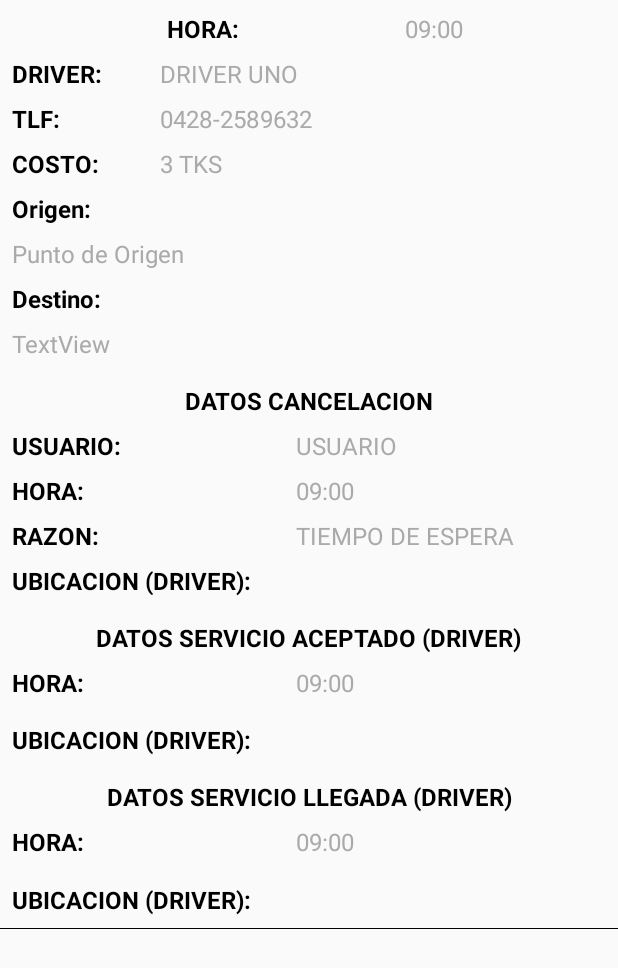
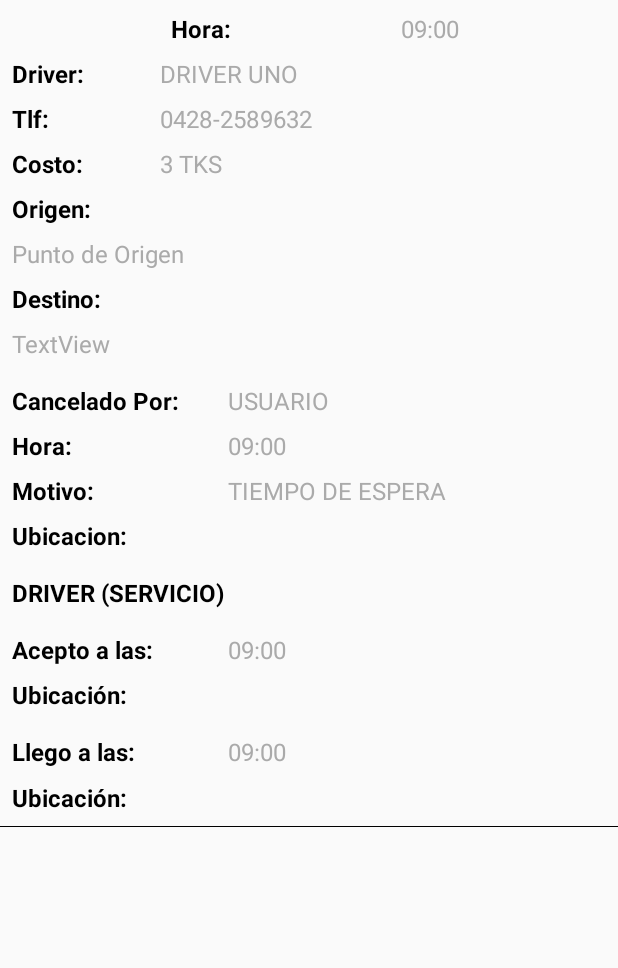
Before and after one commit to cablancob/EstatusViajes, an Android app: the layout detallerider.xml on its own in the app's theme, with its tools: preview values and no code run, on a phone screen of 412 x 824 dp. Shown: the top 968 px of the screen. Run offline under Robolectric (Android 15) with nearby library versions, the phone set to English and light mode, and no system bars.

Commit message:
inclusion estatus cancelados - Graficos

```diff
--- a/app/src/main/java/com/taksio/servicestatus/DetalleViaje.kt
+++ b/app/src/main/java/com/taksio/servicestatus/DetalleViaje.kt
@@ -128,7 +128,6 @@ class RiderAdaptador(val viaje: MutableList<ViajeRiderDetalle>) : RecyclerView.A
             if (dato.supply_arrive_location != null) {
                 holder.view.aceptH.text = dato.supply_arrive_time
             } else {
-                holder.view.llegoT.visibility = View.GONE
                 holder.view.llegoH.visibility = View.GONE
                 holder.view.llegoHT.visibility = View.GONE
                 holder.view.llegoLT.visibility = View.GONE
@@ -138,7 +137,6 @@ class RiderAdaptador(val viaje: MutableList<ViajeRiderDetalle>) : RecyclerView.A
     }
 
     fun ocultar_cancelados(holder: RiderViewHolder) {
-        holder.view.tituloCancelacion.visibility = View.GONE
         holder.view.cancelUT.visibility = View.GONE
         holder.view.cancelU.visibility = View.GONE
         holder.view.cancelHT.visibility = View.GONE
@@ -150,7 +148,6 @@ class RiderAdaptador(val viaje: MutableList<ViajeRiderDetalle>) : RecyclerView.A
         holder.view.aceptHT.visibility = View.GONE
         holder.view.aceptH.visibility = View.GONE
         holder.view.aceptLT.visibility = View.GONE
-        holder.view.llegoT.visibility = View.GONE
         holder.view.llegoHT.visibility = View.GONE
         holder.view.llegoH.visibility = View.GONE
         holder.view.llegoLT.visibility = View.GONE
--- a/app/src/main/java/com/taksio/servicestatus/Modelos.kt
+++ b/app/src/main/java/com/taksio/servicestatus/Modelos.kt
@@ -16,7 +16,7 @@ class ViajesContados(val request_time: String, val completados: String, val noat
 
 class ViajeDetalle(val rider: String, val estatus: String, val count: Int, val fecha: String) : Serializable
 
-class ViajeRiderDetalle(val supply: String, val hora: String, val origen: String, val destino: String, val tks: String, val supply_accept_time: String?, val cancel_reason: String?, val user_cancel: String?, val supply_arrive_time: String?, val supply_arrive_location: String?, val supply_accept_location: String?, val supply_cancel_location: String?, val cancel_time: String?, val estatus: String)
+class ViajeRiderDetalle(val supply: String, val hora: String, val origen: String?, val destino: String?, val tks: String?, val supply_accept_time: String?, val cancel_reason: String?, val user_cancel: String?, val supply_arrive_time: String?, val supply_arrive_location: String?, val supply_accept_location: String?, val supply_cancel_location: String?, val cancel_time: String?, val estatus: String)
 
 class DatosUsuario(val name: String, val email: String, val phone: String)
 
--- a/app/src/main/res/layout/detallerider.xml
+++ b/app/src/main/res/layout/detallerider.xml
@@ -12,7 +12,7 @@
         android:layout_height="wrap_content"
         android:layout_marginStart="8dp"
         android:layout_marginTop="8dp"
-        android:text="HORA:"
+        android:text="Hora:"
         android:textAppearance="@style/Titulos"
         app:layout_constraintEnd_toStartOf="@+id/riderHora"
         app:layout_constraintHorizontal_bias="0.5"
@@ -39,7 +39,7 @@
         android:layout_height="wrap_content"
         android:layout_marginStart="8dp"
         android:layout_marginTop="8dp"
-        android:text="DRIVER: "
+        android:text="Driver: "
         app:layout_constraintStart_toStartOf="parent"
         app:layout_constraintTop_toBottomOf="@+id/riderTitulo" />
 
@@ -61,7 +61,7 @@
         android:layout_height="wrap_content"
         android:layout_marginStart="8dp"
         android:layout_marginTop="8dp"
-        android:text="TLF: "
+        android:text="Tlf: "
         app:layout_constraintStart_toStartOf="parent"
         app:layout_constraintTop_toBottomOf="@+id/driverT" />
 
@@ -84,7 +84,7 @@
         android:layout_height="wrap_content"
         android:layout_marginStart="8dp"
         android:layout_marginTop="8dp"
-        android:text="COSTO: "
+        android:text="Costo: "
         app:layout_constraintStart_toStartOf="parent"
         app:layout_constraintTop_toBottomOf="@+id/telefonoT" />
 
@@ -153,46 +153,35 @@
         android:orientation="vertical"
         app:layout_constraintGuide_percent="0.24" />
 
-    <TextView
-        android:id="@+id/tituloCancelacion"
-        android:layout_width="wrap_content"
-        android:layout_height="wrap_content"
-        android:layout_marginTop="16dp"
-        android:text="DATOS CANCELACION"
-        android:textAppearance="@style/Titulos"
-        app:layout_constraintEnd_toEndOf="parent"
-        app:layout_constraintStart_toStartOf="parent"
-        app:layout_constraintTop_toBottomOf="@+id/ridercontenidoDestino" />
-
 
     <android.support.constraint.Guideline
         android:id="@+id/guideline2"
         android:layout_width="wrap_content"
         android:layout_height="wrap_content"
         android:orientation="vertical"
-        app:layout_constraintGuide_percent="0.46" />
+        app:layout_constraintGuide_percent="0.35" />
 
     <TextView
         android:id="@+id/cancelUT"
         android:layout_width="wrap_content"
         android:layout_height="wrap_content"
         android:layout_marginStart="8dp"
-        android:layout_marginTop="8dp"
-        android:text="USUARIO:"
+        android:layout_marginTop="16dp"
+        android:text="Cancelado Por:"
         android:textAppearance="@style/Titulos"
         app:layout_constraintStart_toStartOf="parent"
-        app:layout_constraintTop_toBottomOf="@+id/tituloCancelacion" />
+        app:layout_constraintTop_toBottomOf="@+id/ridercontenidoDestino" />
 
     <TextView
         android:id="@+id/cancelU"
         android:layout_width="wrap_content"
         android:layout_height="wrap_content"
         android:layout_marginStart="8dp"
-        android:layout_marginTop="8dp"
+        android:layout_marginTop="16dp"
         android:text="USUARIO"
         android:textAppearance="@style/Contenido"
         app:layout_constraintStart_toStartOf="@+id/guideline2"
-        app:layout_constraintTop_toBottomOf="@+id/tituloCancelacion" />
+        app:layout_constraintTop_toBottomOf="@+id/ridercontenidoDestino" />
 
     <TextView
         android:id="@+id/cancelHT"
@@ -200,7 +189,7 @@
         android:layout_height="wrap_content"
         android:layout_marginStart="8dp"
         android:layout_marginTop="8dp"
-        android:text="HORA:"
+        android:text="Hora:"
         android:textAppearance="@style/Titulos"
         app:layout_constraintStart_toStartOf="parent"
         app:layout_constraintTop_toBottomOf="@+id/cancelU" />
@@ -222,7 +211,7 @@
         android:layout_height="wrap_content"
         android:layout_marginStart="8dp"
         android:layout_marginTop="8dp"
-        android:text="RAZON:"
+        android:text="Motivo:"
         android:textAppearance="@style/Titulos"
         app:layout_constraintStart_toStartOf="parent"
         app:layout_constraintTop_toBottomOf="@+id/cancelHT" />
@@ -244,7 +233,7 @@
         android:layout_height="wrap_content"
         android:layout_marginStart="8dp"
         android:layout_marginTop="8dp"
-        android:text="UBICACION (DRIVER):"
+        android:text="Ubicacion:"
         android:textAppearance="@style/Titulos"
         app:layout_constraintStart_toStartOf="parent"
         app:layout_constraintTop_toBottomOf="@+id/cancelRT" />
@@ -255,10 +244,8 @@
         android:layout_height="wrap_content"
         android:layout_marginStart="8dp"
         android:layout_marginTop="16dp"
-        android:layout_marginEnd="8dp"
-        android:text="DATOS SERVICIO ACEPTADO (DRIVER)"
+        android:text="DRIVER (SERVICIO)"
         android:textAppearance="@style/Titulos"
-        app:layout_constraintEnd_toEndOf="parent"
         app:layout_constraintStart_toStartOf="parent"
         app:layout_constraintTop_toBottomOf="@+id/cancelLT" />
 
@@ -267,8 +254,8 @@
         android:layout_width="wrap_content"
         android:layout_height="wrap_content"
         android:layout_marginStart="8dp"
-        android:layout_marginTop="8dp"
-        android:text="HORA:"
+        android:layout_marginTop="16dp"
+        android:text="Acepto a las:"
         android:textAppearance="@style/Titulos"
         app:layout_constraintStart_toStartOf="parent"
         app:layout_constraintTop_toBottomOf="@+id/aceptT" />
@@ -278,7 +265,7 @@
         android:layout_width="wrap_content"
         android:layout_height="wrap_content"
         android:layout_marginStart="8dp"
-        android:layout_marginTop="8dp"
+        android:layout_marginTop="16dp"
         android:text="09:00"
         android:textAppearance="@style/Contenido"
         app:layout_constraintStart_toStartOf="@+id/guideline2"
@@ -289,56 +276,43 @@
         android:layout_width="wrap_content"
         android:layout_height="wrap_content"
         android:layout_marginStart="8dp"
-        android:layout_marginTop="16dp"
-        android:text="UBICACION (DRIVER):"
+        android:layout_marginTop="8dp"
+        android:text="Ubicación:"
         android:textAppearance="@style/Titulos"
         app:layout_constraintStart_toStartOf="parent"
         app:layout_constraintTop_toBottomOf="@+id/aceptHT" />
 
 
     <TextView
-        android:id="@+id/llegoT"
+        android:id="@+id/llegoHT"
         android:layout_width="wrap_content"
         android:layout_height="wrap_content"
         android:layout_marginStart="8dp"
         android:layout_marginTop="16dp"
-        android:layout_marginEnd="8dp"
-        android:text="DATOS SERVICIO LLEGADA (DRIVER)"
+        android:text="Llego a las:"
         android:textAppearance="@style/Titulos"
-        app:layout_constraintEnd_toEndOf="parent"
         app:layout_constraintStart_toStartOf="parent"
         app:layout_constraintTop_toBottomOf="@+id/aceptLT" />
-
-    <TextView
-        android:id="@+id/llegoHT"
-        android:layout_width="wrap_content"
-        android:layout_height="wrap_content"
-        android:layout_marginStart="8dp"
-        android:layout_marginTop="8dp"
-        android:text="HORA:"
-        android:textAppearance="@style/Titulos"
-        app:layout_constraintStart_toStartOf="parent"
-        app:layout_constraintTop_toBottomOf="@+id/llegoT" />
 
     <TextView
         android:id="@+id/llegoH"
         android:layout_width="wrap_content"
         android:layout_height="wrap_content"
         android:layout_marginStart="8dp"
-        android:layout_marginTop="8dp"
+        android:layout_marginTop="16dp"
         android:text="09:00"
         android:textAppearance="@style/Contenido"
         app:layout_constraintStart_toStartOf="@+id/guideline2"
-        app:layout_constraintTop_toBottomOf="@+id/llegoT" />
+        app:layout_constraintTop_toBottomOf="@+id/aceptLT" />
 
     <TextView
         android:id="@+id/llegoLT"
         android:layout_width="wrap_content"
         android:layout_height="wrap_content"
         android:layout_marginStart="8dp"
-        android:layout_marginTop="16dp"
+        android:layout_marginTop="8dp"
         android:layout_marginBottom="8dp"
-        android:text="UBICACION (DRIVER):"
+        android:text="Ubicación:"
         android:textAppearance="@style/Titulos"
         app:layout_constraintBottom_toBottomOf="parent"
         app:layout_constraintStart_toStartOf="parent"
--- a/app/src/main/res/layout/detalleviaje.xml
+++ b/app/src/main/res/layout/detalleviaje.xml
@@ -11,7 +11,7 @@
         android:layout_height="wrap_content"
         android:layout_marginStart="8dp"
         android:layout_marginTop="8dp"
-        android:text="RIDER:"
+        android:text="Rider:"
         app:layout_constraintStart_toStartOf="parent"
         app:layout_constraintTop_toTopOf="parent" />
 
@@ -34,9 +34,9 @@
         android:layout_height="wrap_content"
         android:layout_marginStart="8dp"
         android:layout_marginTop="8dp"
-        android:text="CORREO:"
+        android:text="Correo:"
         app:layout_constraintStart_toStartOf="parent"
-        app:layout_constraintTop_toBottomOf="@+id/tituloRider"/>
+        app:layout_constraintTop_toBottomOf="@+id/tituloRider" />
 
     <TextView
         android:id="@+id/contenidoEmail"
@@ -56,7 +56,7 @@
         android:layout_height="wrap_content"
         android:layout_marginStart="8dp"
         android:layout_marginTop="8dp"
-        android:text="TLF:"
+        android:text="Tlf:"
         app:layout_constraintStart_toStartOf="parent"
         app:layout_constraintTop_toBottomOf="@+id/tituloEmail" />
 
@@ -73,7 +73,6 @@
         app:layout_constraintTop_toBottomOf="@+id/contenidoEmail" />
 
 
-
     <TextView
         android:id="@+id/tituloEstatus"
         style="@style/Titulos"
@@ -81,7 +80,7 @@
         android:layout_height="wrap_content"
         android:layout_marginStart="8dp"
         android:layout_marginTop="8dp"
-        android:text="ESTATUS:"
+        android:text="Estatus:"
         app:layout_constraintStart_toStartOf="parent"
         app:layout_constraintTop_toBottomOf="@+id/tituloCel" />
 
@@ -98,14 +97,13 @@
         app:layout_constraintTop_toBottomOf="@+id/contenidoCel" />
 
 
-
     <TextView
         android:id="@+id/tituloCantidad"
         android:layout_width="wrap_content"
         android:layout_height="wrap_content"
         android:layout_marginStart="8dp"
         android:layout_marginTop="8dp"
-        android:text="CANTIDAD:"
+        android:text="Cantidad:"
         android:textAppearance="@style/Titulos"
         app:layout_constraintStart_toStartOf="parent"
         app:layout_constraintTop_toBottomOf="@+id/tituloEstatus" />
```
